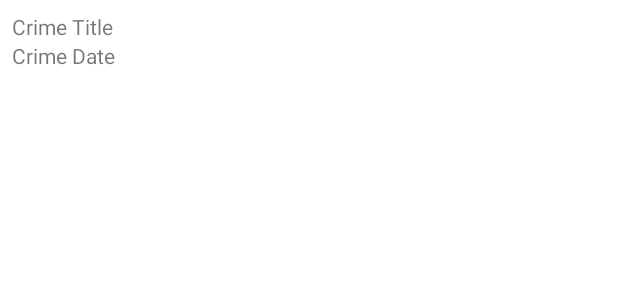
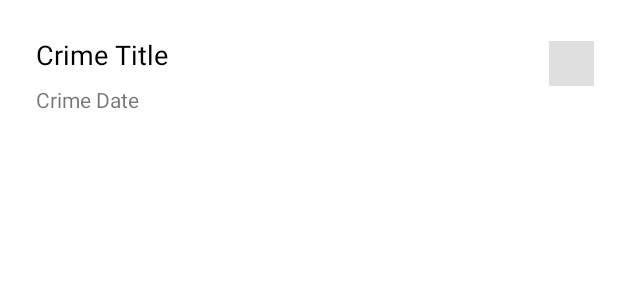
Before and after one commit to ghks0924/CriminalIntent, an Android app: the layout list_item_crime.xml on its own in the app's theme, with its tools: preview values and no code run, on a phone screen of 412 x 824 dp. Shown: the top 300 px of the screen. Run offline under Robolectric (Android 15) with nearby library versions, the phone set to English and light mode, and no system bars.

Commit message:
2021-07-15 새벽

```diff
--- a/app/src/main/AndroidManifest.xml
+++ b/app/src/main/AndroidManifest.xml
@@ -3,6 +3,7 @@
     package="com.example.criminalintent">
 
     <application
+        android:name=".CriminalIntentApplication"
         android:allowBackup="true"
         android:icon="@mipmap/ic_launcher"
         android:label="@string/app_name"
--- a/app/src/main/res/layout/list_item_crime.xml
+++ b/app/src/main/res/layout/list_item_crime.xml
@@ -1,6 +1,6 @@
 <?xml version="1.0" encoding="utf-8"?>
-<LinearLayout
-    xmlns:android="http://schemas.android.com/apk/res/android"
+<androidx.constraintlayout.widget.ConstraintLayout xmlns:android="http://schemas.android.com/apk/res/android"
+    xmlns:app="http://schemas.android.com/apk/res-auto"
     android:layout_width="match_parent"
     android:layout_height="wrap_content"
     android:orientation="vertical"
@@ -8,14 +8,38 @@
 
     <TextView
         android:id="@+id/crime_title"
-        android:layout_width="match_parent"
+        android:layout_width="0dp"
         android:layout_height="wrap_content"
-        android:text="Crime Title"/>
+        android:layout_marginStart="16dp"
+        android:layout_marginTop="16dp"
+        android:layout_marginEnd="8dp"
+        android:text="Crime Title"
+        android:textColor="@color/black"
+        android:textSize="18sp"
+        app:layout_constraintEnd_toStartOf="@+id/iv"
+        app:layout_constraintStart_toStartOf="parent"
+        app:layout_constraintTop_toTopOf="parent" />
 
     <TextView
         android:id="@+id/crime_date"
-        android:layout_width="match_parent"
+        android:layout_width="0dp"
         android:layout_height="wrap_content"
-        android:text="Crime Date"/>
+        android:layout_marginStart="16dp"
+        android:layout_marginTop="8dp"
+        android:layout_marginEnd="8dp"
+        android:text="Crime Date"
+        app:layout_constraintEnd_toStartOf="@+id/iv"
+        app:layout_constraintStart_toStartOf="parent"
+        app:layout_constraintTop_toBottomOf="@+id/crime_title" />
 
-</LinearLayout>
+    <ImageView
+        android:id="@+id/crime_solved"
+        android:layout_width="30dp"
+        android:layout_height="30dp"
+        android:layout_marginEnd="8dp"
+        android:background="#dfdfdf"
+        app:layout_constraintBottom_toBottomOf="parent"
+        app:layout_constraintEnd_toEndOf="parent"
+        app:layout_constraintTop_toTopOf="parent" />
+
+</androidx.constraintlayout.widget.ConstraintLayout>
--- a/build.gradle
+++ b/build.gradle
@@ -6,7 +6,7 @@ buildscript {
         jcenter()
     }
     dependencies {
-        classpath "com.android.tools.build:gradle:4.1.3"
+        classpath 'com.android.tools.build:gradle:4.2.2'
         classpath "org.jetbrains.kotlin:kotlin-gradle-plugin:$kotlin_version"
 
         // NOTE: Do not place your application dependencies here; they belong
```
Also changed, not shown: app/build.gradle (+15 -1 lines), app/src/main/java/com/example/criminalintent/Crime.kt (+5 -2 lines), app/src/main/java/com/example/criminalintent/CrimeFragment.kt (+17 -0 lines), app/src/main/java/com/example/criminalintent/CrimeListFragment.kt (+80 -18 lines), app/src/main/java/com/example/criminalintent/CrimeListViewModel.kt (+17 -8 lines), app/src/main/java/com/example/criminalintent/CrimeRepository.kt (added, +44 -0 lines), app/src/main/java/com/example/criminalintent/CriminalIntentApplication.kt (added, +11 -0 lines), app/src/main/java/com/example/criminalintent/MainActivity.kt (+15 -1 lines), app/src/main/java/com/example/criminalintent/database/CrimeDao.kt (added, +27 -0 lines), app/src/main/java/com/example/criminalintent/database/CrimeDatabase.kt (added, +13 -0 lines), app/src/main/java/com/example/criminalintent/database/CrimeTypeConverters.kt (added, +29 -0 lines), gradle/wrapper/gradle-wrapper.properties.
